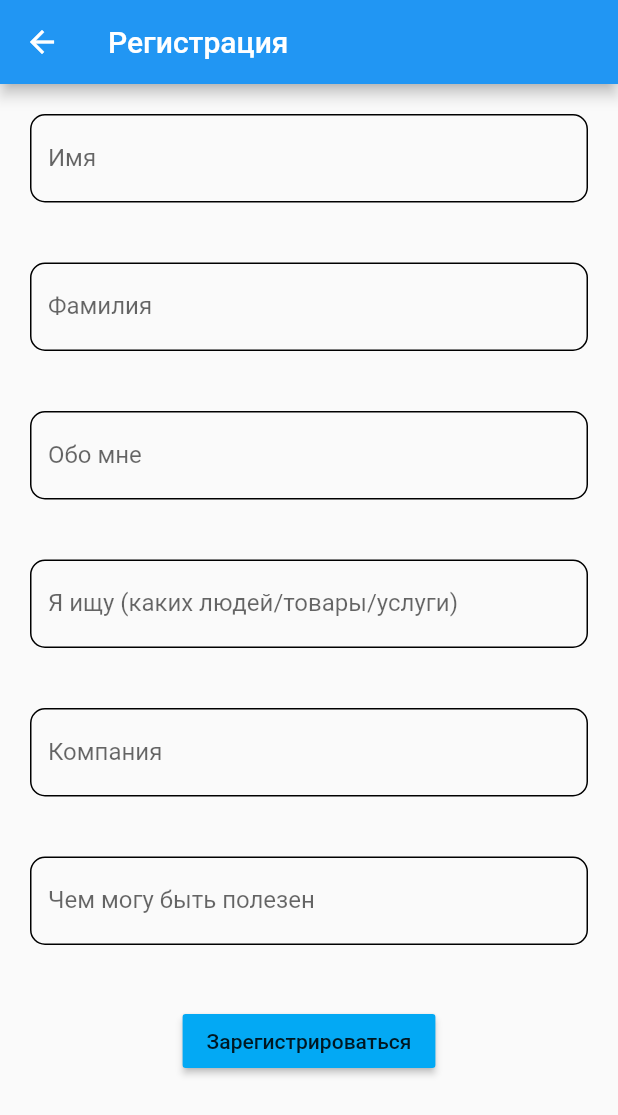
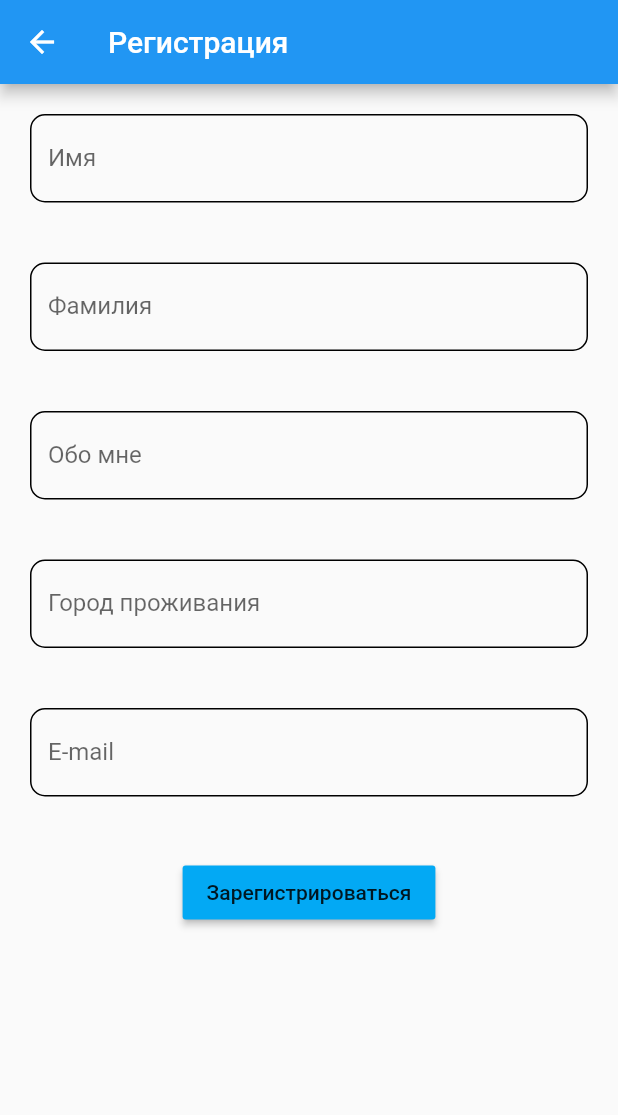
Before and after one commit to Arston24/hackathon-good-company, a Flutter app: the RegistrationScreen screen opened directly, on a phone screen of 412 x 824 dp. Shown: the top 1115 px of the screen. Run offline on Flutter 3.47's test engine with Material 2 defaults, Android fonts, the phone set to English and light mode, and no system bars; our stand-ins replace cloud_firestore, firebase_auth, firebase_core; accounts and stored records are empty; project files that could hold a hidden picture were left out.

Commit message:
add registration user

```diff
--- a/lib/data/model/user.dart
+++ b/lib/data/model/user.dart
@@ -5,13 +5,18 @@ class UserModel {
   String userId;
   String firstName;
   String second_name;
-  String locality;
+  String email;
+  String city;
   String phone;
+  String about;
   UserModel(
       {this.userId,
         this.firstName,
         this.second_name,
-        this.locality});
+        this.email,
+        this.about,
+        this.phone,
+        this.city});
 
   factory UserModel.fromJson(Map<dynamic, dynamic> json) =>
       _UserModelFromJson(json);
@@ -30,7 +35,7 @@ UserModel _UserModelFromJson(Map<dynamic, dynamic> json) {
     userId: json['userId'] as String,
     firstName: json['firstName'] as String,
     second_name: json['lastName'] as String,
-    locality: json['interests'] as String,
+    city: json['interests'] as String,
   );
 }
 
@@ -38,5 +43,8 @@ Map<String, dynamic> _UserModelToJson(UserModel instance) => <String, dynamic>{
   'userId': instance.userId,
   'firstName': instance.firstName,
   'second_name': instance.second_name,
-  'locality': instance.locality,
+  'locality': instance.city,
+  'phone': instance.phone,
+  'about': instance.about,
+  'email': instance.email,
 };
--- a/lib/ui/auth/registration_screen.dart
+++ b/lib/ui/auth/registration_screen.dart
@@ -15,9 +15,8 @@ class _RegistrationScreen extends State<RegistrationScreen> {
   final firstNameController = TextEditingController();
   final secondNameController = TextEditingController();
   final aboutController = TextEditingController();
-  final interestsController = TextEditingController();
-  final companyController = TextEditingController();
-  final usefulController = TextEditingController();
+  final city = TextEditingController();
+  final email = TextEditingController();
 
   var userRepository = UserRepository();
 
@@ -87,9 +86,9 @@ class _RegistrationScreen extends State<RegistrationScreen> {
           Padding(
             padding: EdgeInsets.all(20.0),
             child: TextFormField(
-              controller: interestsController,
+              controller: city,
               decoration: InputDecoration(
-                labelText: "Я ищу (каких людей/товары/услуги)",
+                labelText: "Город проживания",
                 enabledBorder: OutlineInputBorder(
                   borderRadius: BorderRadius.circular(10.0),
                 ),
@@ -106,28 +105,9 @@ class _RegistrationScreen extends State<RegistrationScreen> {
           Padding(
             padding: EdgeInsets.all(20.0),
             child: TextFormField(
-              controller: companyController,
+              controller: email,
               decoration: InputDecoration(
-                labelText: "Компания",
-                enabledBorder: OutlineInputBorder(
-                  borderRadius: BorderRadius.circular(10.0),
-                ),
-              ),
-              // The validator receives the text that the user has entered.
-              validator: (value) {
-                if (value.isEmpty) {
-                  return 'Заполните поле';
-                }
-                return null;
-              },
-            ),
-          ),
-          Padding(
-            padding: EdgeInsets.all(20.0),
-            child: TextFormField(
-              controller: usefulController,
-              decoration: InputDecoration(
-                labelText: "Чем могу быть полезен",
+                labelText: "E-mail",
                 enabledBorder: OutlineInputBorder(
                   borderRadius: BorderRadius.circular(10.0),
                 ),
@@ -152,11 +132,14 @@ class _RegistrationScreen extends State<RegistrationScreen> {
                       var user = UserModel();
                       user.firstName = firstNameController.text;
                       user.second_name = secondNameController.text;
+                      user.about = aboutController.text;
+                      user.email = email.text;
+                      user.city = city.text;
                       userRepository.createNewUser(user);
-                      Navigator.pushReplacement(
-                        context,
-                        MaterialPageRoute(builder: (context) => Home()),
-                      );
+                      Navigator.pushAndRemoveUntil(
+                          context,
+                          MaterialPageRoute(builder: (context) => Home()),
+                          (Route<dynamic> route) => false);
                     },
                     child: Text('Зарегистрироваться'),
                   ),
```
